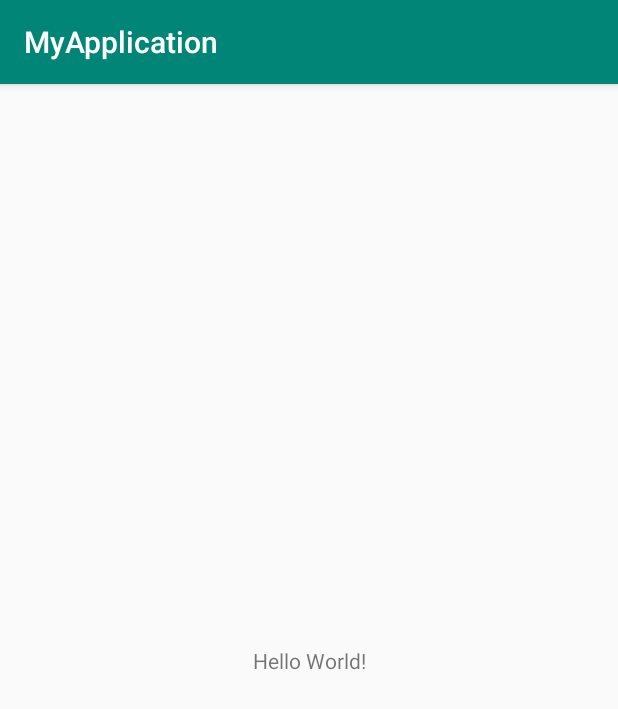
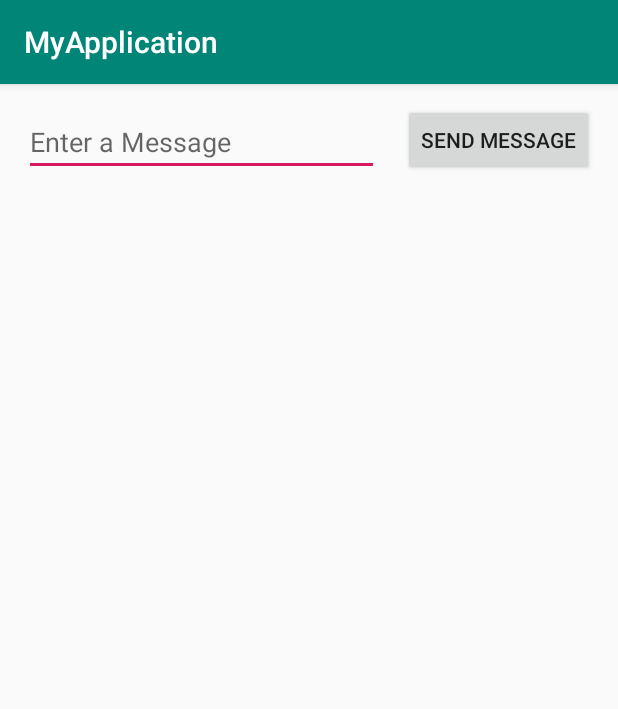
Before and after one commit to SigaukeCogitater/MyApplication, an Android app: the screen it shows after launch (MainActivity), on a phone screen of 412 x 824 dp. Shown: the top 709 px of the screen. Run offline under Robolectric (Android 15) with nearby library versions, the phone set to English and light mode, and no system bars.

Commit message:
Exchange Message Between Activity

```diff
--- a/MyApplication/app/src/main/AndroidManifest.xml
+++ b/MyApplication/app/src/main/AndroidManifest.xml
@@ -9,6 +9,7 @@
         android:roundIcon="@mipmap/ic_launcher_round"
         android:supportsRtl="true"
         android:theme="@style/AppTheme">
+        <activity android:name=".MessageActivity"></activity>
         <activity android:name=".MainActivity">
             <intent-filter>
                 <action android:name="android.intent.action.MAIN" />
--- a/MyApplication/app/src/main/res/layout/activity_main.xml
+++ b/MyApplication/app/src/main/res/layout/activity_main.xml
@@ -6,13 +6,34 @@
     android:layout_height="match_parent"
     tools:context=".MainActivity">
 
-    <TextView
+    <Button
+        android:id="@+id/button3"
         android:layout_width="wrap_content"
         android:layout_height="wrap_content"
-        android:text="Hello World!"
-        app:layout_constraintBottom_toBottomOf="parent"
-        app:layout_constraintLeft_toLeftOf="parent"
-        app:layout_constraintRight_toRightOf="parent"
+        android:layout_marginStart="16dp"
+        android:layout_marginLeft="16dp"
+        android:layout_marginEnd="16dp"
+        android:layout_marginRight="16dp"
+        android:onClick="sendMessage"
+        android:text="@string/botton_lable"
+        app:layout_constraintBottom_toBottomOf="@+id/user_message"
+        app:layout_constraintEnd_toEndOf="parent"
+        app:layout_constraintStart_toEndOf="@+id/user_message" />
+
+    <EditText
+        android:id="@+id/user_message"
+        android:layout_width="0dp"
+        android:layout_height="wrap_content"
+        android:layout_marginStart="16dp"
+        android:layout_marginLeft="16dp"
+        android:layout_marginTop="16dp"
+        android:autoText="true"
+        android:ems="10"
+        android:hint="@string/edit_message"
+        android:inputType="textPersonName"
+        app:layout_constraintEnd_toStartOf="@+id/button3"
+        app:layout_constraintHorizontal_bias="0.5"
+        app:layout_constraintStart_toStartOf="parent"
         app:layout_constraintTop_toTopOf="parent" />
 
 </androidx.constraintlayout.widget.ConstraintLayout>
--- a/MyApplication/app/src/main/res/values/strings.xml
+++ b/MyApplication/app/src/main/res/values/strings.xml
@@ -1,3 +1,6 @@
 <resources>
     <string name="app_name">MyApplication</string>
+    <string name="edit_message">Enter a Message</string>
+    <string name="botton_lable">Send Message</string>
+    <string name="welcome_message">Welcome to Message Activity</string>
 </resources>
```
Also changed, not shown: MyApplication/app/src/main/java/com/example/myapplication/MainActivity.java (+12 -0 lines), MyApplication/app/src/main/java/com/example/myapplication/MessageActivity.java (added, +24 -0 lines), MyApplication/app/src/main/res/layout/activity_message.xml (added, +23 -0 lines).
